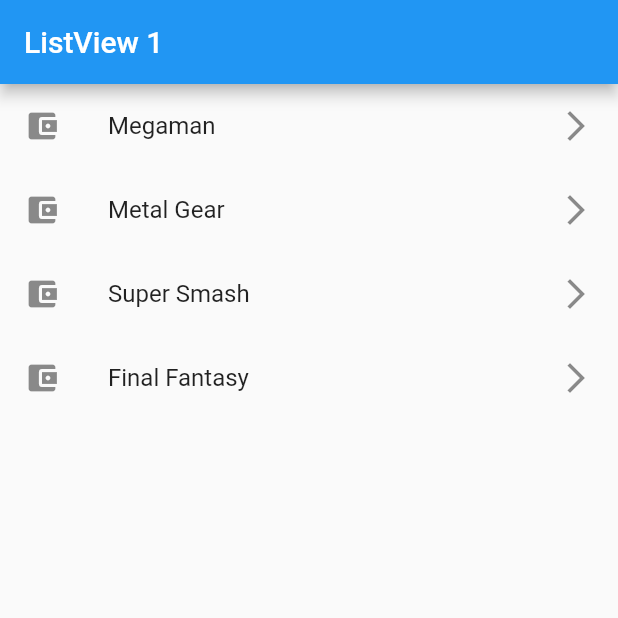
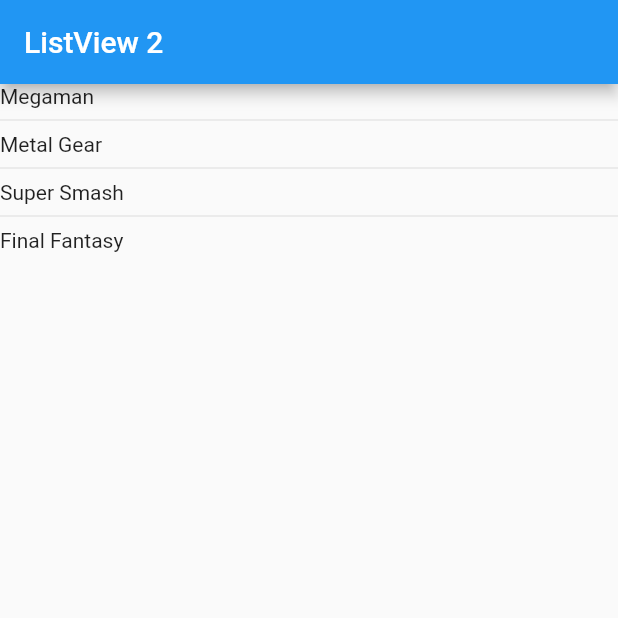
Before and after one commit to Rituzka/flutter_list_components_app, a Flutter app: the screen it shows after launch, on a phone screen of 412 x 824 dp, the top half of it. Run offline on Flutter 3.47's test engine with Material 2 defaults, Android fonts, the light colour scheme and no system bars.

Commit message:
created another screen to practice with the item rendering in the list widget

```diff
--- a/lib/main.dart
+++ b/lib/main.dart
@@ -1,5 +1,5 @@
 import 'package:flutter/material.dart';
-import 'package:flutter_list_components_app/screens/listView1_screen.dart';
+import 'package:flutter_list_components_app/screens/listView2_screen.dart';
 
 void main() => runApp(const MyApp());
 
@@ -11,7 +11,7 @@
     return const MaterialApp(
       debugShowCheckedModeBanner: false,
       title: 'Material App',
-      home: ListView1Screen(),
+      home: ListView2Screen(),
     );
   }
 }
--- a/lib/screens/listView1_screen.dart
+++ b/lib/screens/listView1_screen.dart
@@ -18,11 +18,13 @@
         ),
         body: ListView(
           children: [
-            ...options.map((game) => ListTile(
-                  leading: const Icon(Icons.account_balance_wallet),
-                  title: Text(game),
-                  trailing: const Icon(Icons.arrow_forward_ios),
-                ))
+            ...options
+                .map((game) => ListTile(
+                      leading: const Icon(Icons.account_balance_wallet),
+                      title: Text(game),
+                      trailing: const Icon(Icons.arrow_forward_ios),
+                    ))
+                .toList()
           ],
         ));
   }
--- /dev/null
+++ b/lib/screens/listView2_screen.dart
@@ -0,0 +1,24 @@
+import 'package:flutter/material.dart';
+
+class ListView2Screen extends StatelessWidget {
+  final options = const [
+    'Megaman',
+    'Metal Gear',
+    'Super Smash',
+    'Final Fantasy'
+  ];
+
+  const ListView2Screen({Key? key}) : super(key: key);
+
+  @override
+  Widget build(BuildContext context) {
+    return Scaffold(
+        appBar: AppBar(
+          title: Text('ListView 2'),
+        ),
+        body: ListView.separated(
+            itemBuilder: (context, index) => Text(options[index]),
+            separatorBuilder: (_, __) => const Divider(),
+            itemCount: options.length));
+  }
+}
```
